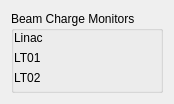
First picture: the form in src/widgets/ui/beamChargeMonitors.ui, repository srgblnch/LinacGUI, before the edit.
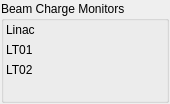
Second picture: the form after the edit. Custom widgets are drawn as their Qt base class.

Commit message: homogenize the margins in the widgets and popups

```diff
--- a/src/widgets/ui/beamChargeMonitors.ui
+++ b/src/widgets/ui/beamChargeMonitors.ui
@@ -14,6 +14,9 @@
    <string>Form</string>
   </property>
   <layout class="QGridLayout" name="gridLayout_2">
+   <property name="margin">
+    <number>1</number>
+   </property>
    <item row="0" column="0">
     <widget class="TaurusGroupBox" name="beamChargeMonitorsGroup">
      <property name="title">
@@ -21,7 +24,7 @@
      </property>
      <layout class="QGridLayout" name="gridLayout">
       <property name="margin">
-       <number>0</number>
+       <number>2</number>
       </property>
       <item row="0" column="0">
        <widget class="QLabel" name="liLabel">
```
The commit also changes 27 other files.
